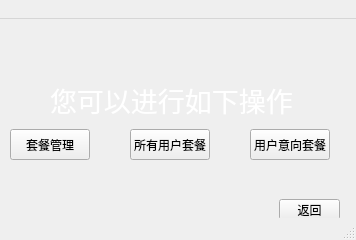
Old version of the form qt03/admin_main.ui in the repository s235784/ProgramDesign.
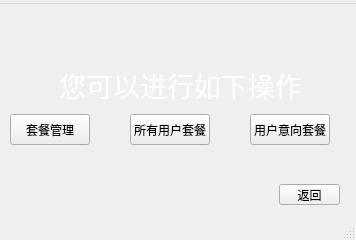
New version of the form. Icons and pictures are not drawn.

The edit to the form file:
```diff
--- a/qt03/admin_main.ui
+++ b/qt03/admin_main.ui
@@ -34,6 +34,9 @@
     <property name="text">
      <string>您可以进行如下操作</string>
     </property>
+    <property name="alignment">
+     <set>Qt::AlignCenter</set>
+    </property>
    </widget>
    <widget class="QLabel" name="label_2">
     <property name="geometry">
@@ -115,7 +118,7 @@
    </property>
    <widget class="QMenu" name="menu">
     <property name="title">
-     <string>  </string>
+     <string/>
     </property>
    </widget>
    <addaction name="menu"/>
```
Left out of the diff: 6 changed lines with no effect on the pictures.
